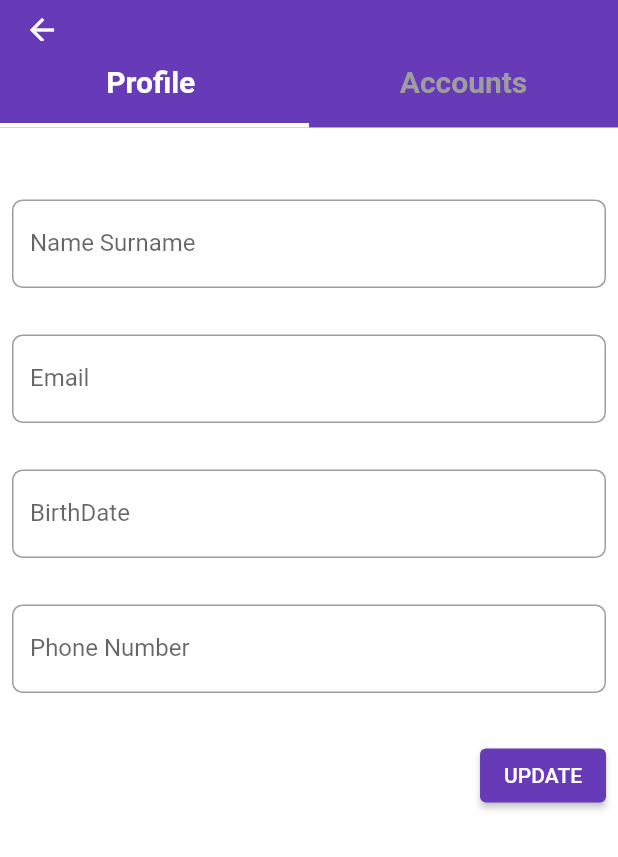
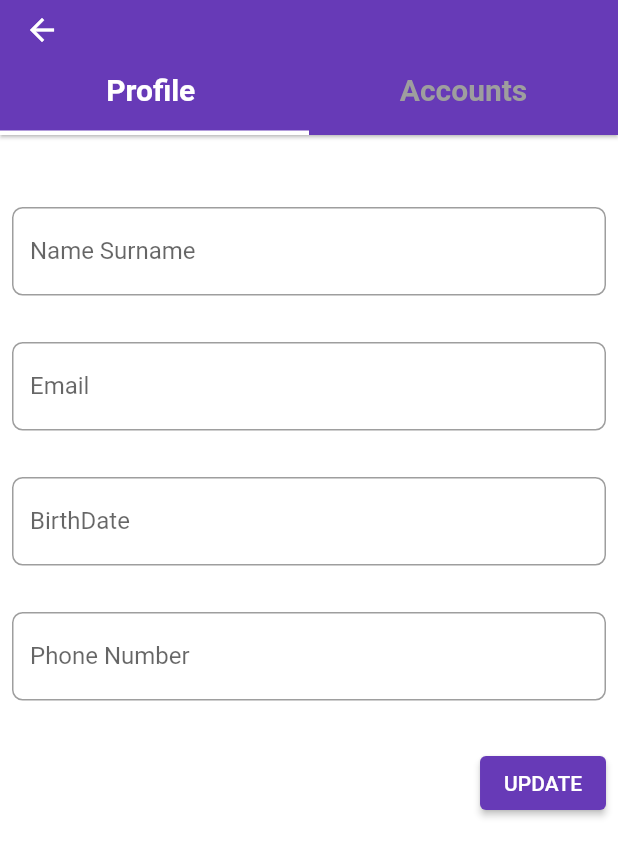
Before and after one commit to muammertkn/bankapp-mobile, a Flutter app: the SettingsPage screen opened directly with empty values, on a phone screen of 412 x 824 dp. Shown: the top 857 px of the screen. Run offline on Flutter 3.47's test engine with Material 2 defaults, Android fonts, the phone set to English and light mode, and no system bars; our stand-ins replace charts_flutter, device_preview, dropdown_search, flutter_secure_storage, get, get_storage; accounts and stored records are empty; network calls fail.

Commit message:
edit size of some widgets

```diff
--- a/lib/Views/Settings-Page/settingsPage.dart
+++ b/lib/Views/Settings-Page/settingsPage.dart
@@ -183,9 +183,9 @@ class _SettingsPageState extends State<SettingsPage>
     return SafeArea(
       child: Scaffold(
         appBar: PreferredSize(
-          preferredSize: Size.fromHeight(85),
+          preferredSize: Size.fromHeight(90),
           child: AppBar(
-              elevation: 0,
+              elevation: 1,
               bottom: TabBar(
                 indicatorColor: Colors.white,
                 indicatorWeight: 3,
@@ -374,7 +374,7 @@ class _SettingsPageState extends State<SettingsPage>
                   isSettingPage: true,
                   padding: EdgeInsets.all(5),
                   accountLabel: '${widget.user.accounts?[index].label}',
-                  balance: '${widget.user.accounts?[index].balance}',
+                  balance: '${widget.user.accounts?[index].balance}  ₺',
                   deleteFunction: () {
                     deleteDisplayDialog(
                       context,
```
Also changed, not shown: lib/Views/Home-Page/homePage.dart (+7 -6 lines), lib/Views/Transfer-Page/transferPage.dart (+7 -3 lines).
